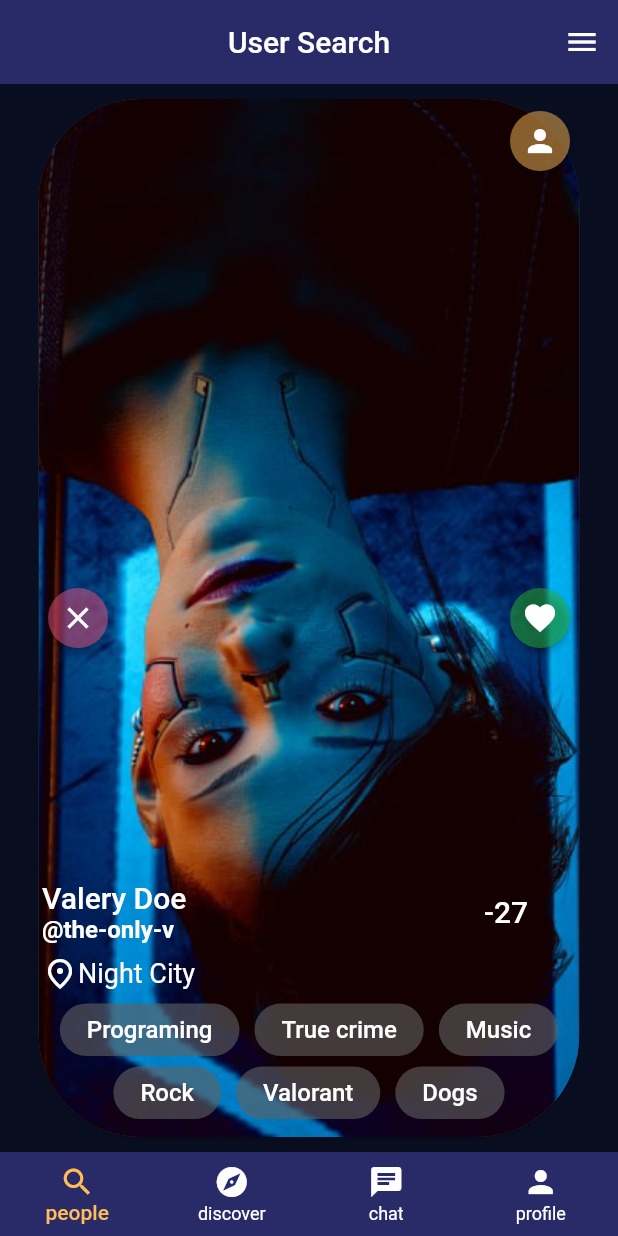
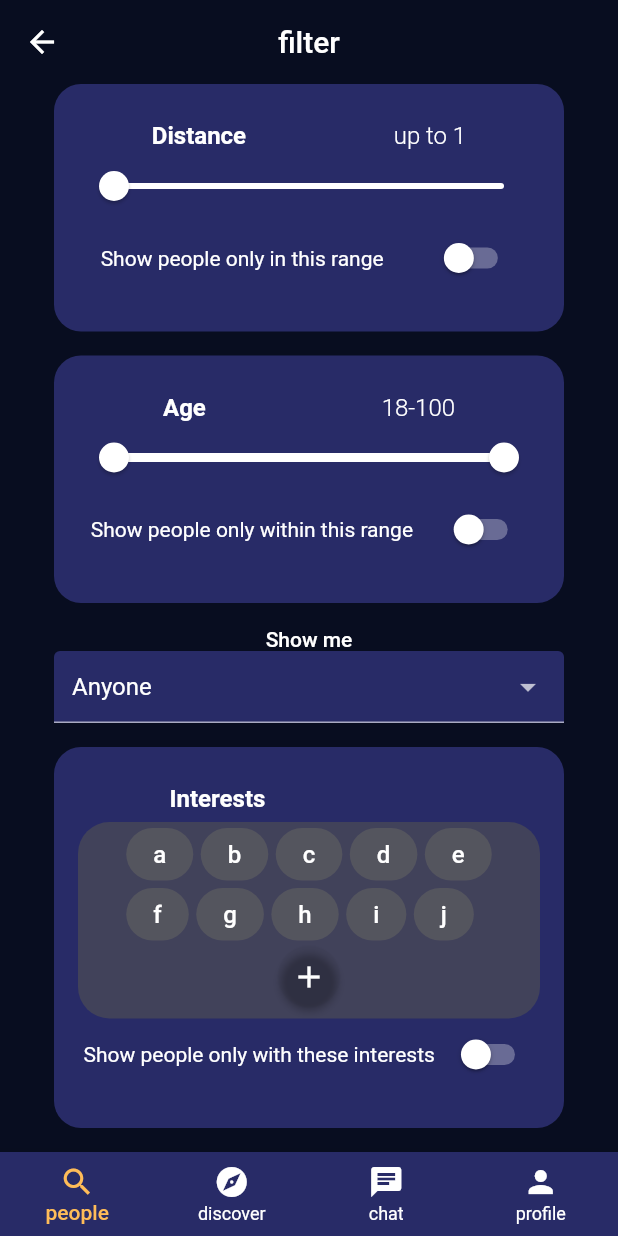
Before and after one commit to Maiter-Diploma-Work/maiter-mobile, a Flutter app: the AmicaScaffold screen opened by its route, after a tap on the "menu" icon, on a phone screen of 412 x 824 dp. Run offline on Flutter 3.47's test engine with Material 2 defaults, Android fonts, the phone set to English and light mode, and no system bars; our stand-ins replace carousel_slider, dotted_border, file_picker, go_router; accounts and stored records are empty; network calls fail.

Commit message:
feature: switch input feature: a controller for text input feature: routes for filters feature: the filter views feature: the interest_view component refactor: the interests component

```diff
--- a/lib/src/routes.dart
+++ b/lib/src/routes.dart
@@ -1,7 +1,3 @@
-import 'package:amica/src/screens/profile_view/profile_photo_edit_view/profile_photo_edit_view.dart';
-import 'package:amica/src/shared/inputs/amica_button.dart';
-import 'package:flutter/material.dart';
-import 'package:go_router/go_router.dart';
 import 'package:amica/src/data/valery_doe.dart';
 import 'package:amica/src/layouts/scaffold.dart';
 import 'package:amica/src/screens/auth/login/login.dart';
@@ -9,15 +5,19 @@ import 'package:amica/src/screens/auth/register/register.dart';
 import 'package:amica/src/screens/chat/chat-list.dart';
 import 'package:amica/src/screens/chat/chat.dart';
 import 'package:amica/src/screens/chat/chat_app_bar_title.dart';
+import 'package:amica/src/screens/filters/user_search_filter/user_search_filter.dart';
 import 'package:amica/src/screens/option_select_view/option_select_item.dart';
 import 'package:amica/src/screens/option_select_view/option_select_view.dart';
 import 'package:amica/src/screens/profile_view/profile_edit_view/profile_edit_view.dart';
+import 'package:amica/src/screens/profile_view/profile_photo_edit_view/profile_photo_edit_view.dart';
 import 'package:amica/src/screens/profile_view/profile_view.dart';
 import 'package:amica/src/screens/user_profile_detailed_view/user_profile_detailed.dart';
 import 'package:amica/src/screens/user_profile_view/user_profile_view.dart';
 import 'package:amica/src/screens/welcome_view/welcome_view.dart';
+import 'package:flutter/material.dart';
+import 'package:go_router/go_router.dart';
 
-//TODO: State management
+//TODO: State management?
 
 final searchUser = GoRoute(
   path: '/search/user',
@@ -31,7 +31,7 @@ final searchUser = GoRoute(
     actions: [
       IconButton(
         icon: const Icon(Icons.menu),
-        onPressed: () => {},
+        onPressed: () => context.go('/search/user/filter'),
       ),
     ],
   ),
@@ -50,8 +50,20 @@ final searchUser = GoRoute(
             icon: const Icon(Icons.menu),
             onPressed: () => {},
           ),
-          ]),
+        ],
       ),
+    ),
+    GoRoute(
+      path: 'filter',
+      builder: (context, state) => AmicaScaffold(
+        title: 'filter',
+        scaffoldBody: UserSearchFilter(
+          profile: ValeryDoe,
+        ),
+        selectedNavigationItemIndex: 0,
+        isDetailed: true,
+      ),
+    )
   ],
 );
 
@@ -91,9 +103,6 @@ final profile = GoRoute(
         selectedNavigationItemIndex: 3,
       ),
     ),
-    //TODO: remove the hardcode
-    // Is it even necessary? Maybe it can be configured with select input?
-    // Maybe the whoe /profile page can be drawn in another way?
     GoRoute(
       path: 'theme',
       builder: (context, state) => AmicaScaffold(
--- /dev/null
+++ b/lib/src/screens/filters/event_search_filter/event_search_filter.dart
@@ -0,0 +1,48 @@
+import 'package:amica/src/models/profiles/user_profile.dart';
+import 'package:amica/src/screens/filters/filter_card.dart';
+import 'package:amica/src/shared/gap.dart';
+import 'package:amica/src/shared/inputs/amica_select.dart';
+import 'package:flutter/material.dart';
+
+class UserSearchFilter extends StatelessWidget {
+  final UserProfile profile;
+
+  const UserSearchFilter({super.key, required this.profile});
+
+  @override
+  Widget build(BuildContext context) {
+    return Padding(
+      padding: const EdgeInsets.symmetric(horizontal: 36),
+      child: Form(
+        child: ListView(
+          shrinkWrap: false,
+          children: [
+            const AmicaFilterCard(
+              title: 'Distance',
+              valueTitle: 'up to',
+              enabledTitle: 'Show people only in this range',
+              max: 100,
+              min: 1,
+              typeOfInput: FilterInputs.slider,
+            ),
+            const Gap(verticalGap: 16, horizontalGap: 0),
+            const AmicaFilterCard(
+              title: 'Age',
+              valueTitle: '',
+              enabledTitle: 'Show people only within this range',
+              max: 100,
+              min: 18,
+              typeOfInput: FilterInputs.range,
+            ),
+            const Gap(verticalGap: 16, horizontalGap: 0),
+            AmicaSelect<String>(
+              initialValue: profile.lookingFor,
+              options: lookingFors.values,
+              fieldName: 'Show me events created by',
+            ),
+          ],
+        ),
+      ),
+    );
+  }
+}
--- /dev/null
+++ b/lib/src/screens/filters/filter_card.dart
@@ -0,0 +1,163 @@
+import 'package:amica/src/models/shared/interest.dart';
+import 'package:amica/src/screens/filters/interests_chip_list.dart';
+import 'package:amica/src/shared/card.dart';
+import 'package:amica/src/shared/inputs/amica_switch.dart';
+import 'package:flutter/material.dart';
+
+enum FilterInputs {
+  slider,
+  range,
+  interests,
+}
+
+class AmicaFilterCard extends StatefulWidget {
+  final String title;
+  final String valueTitle;
+  final String enabledTitle;
+  final double min;
+  final double max;
+  final FilterInputs typeOfInput;
+
+  const AmicaFilterCard({
+    super.key,
+    required this.title,
+    required this.min,
+    required this.max,
+    required this.enabledTitle,
+    required this.valueTitle,
+    required this.typeOfInput,
+  });
+
+  @override
+  State<AmicaFilterCard> createState() => _AmicaFilterCardState();
+}
+
+class _AmicaFilterCardState extends State<AmicaFilterCard> {
+  late double value = 1;
+  late RangeValues values = RangeValues(widget.min, widget.max);
+  late bool enabled = false;
+  late List<Interest> interests = [
+    Interest(id: 1, profileId: 1, name: 'a', category: 'b'),
+    Interest(id: 2, profileId: 1, name: 'b', category: 'b'),
+    Interest(id: 3, profileId: 1, name: 'c', category: 'b'),
+    Interest(id: 4, profileId: 1, name: 'd', category: 'b'),
+    Interest(id: 5, profileId: 1, name: 'e', category: 'b'),
+    Interest(id: 6, profileId: 1, name: 'f', category: 'b'),
+    Interest(id: 7, profileId: 1, name: 'g', category: 'b'),
+    Interest(id: 8, profileId: 1, name: 'h', category: 'b'),
+    Interest(id: 9, profileId: 1, name: 'i', category: 'b'),
+    Interest(id: 10, profileId: 1, name: 'j', category: 'b'),
+  ];
+
+  Widget get input {
+    switch (widget.typeOfInput) {
+      case FilterInputs.range:
+        return RangeSlider(
+          max: widget.max,
+          min: widget.min,
+          activeColor: Theme.of(context).colorScheme.onBackground,
+          inactiveColor: Theme.of(context).colorScheme.onBackground,
+          values: values,
+          onChanged: (values) {
+            setState(() {
+              this.values = values;
+            });
+          },
+        );
+      case FilterInputs.slider:
+        return Slider.adaptive(
+          value: value,
+          max: widget.max,
+          min: widget.min,
+          activeColor: Theme.of(context).colorScheme.onBackground,
+          thumbColor: Theme.of(context).colorScheme.onBackground,
+          inactiveColor: Theme.of(context).colorScheme.onBackground,
+          label: '$value',
+          onChanged: (value) {
+            setState(() {
+              this.value = value;
+            });
+          },
+        );
+      case FilterInputs.interests:
+        final TextEditingController controller = TextEditingController();
+        return Container(
+          constraints: BoxConstraints(
+            minHeight: 64,
+            maxHeight: 64 * 4,
+            minWidth: MediaQuery.of(context).size.width - (38 + 16),
+          ),
+          decoration: const BoxDecoration(
+            color: Color(0x99515151),
+            borderRadius: BorderRadius.all(
+              Radius.circular(21),
+            ),
+          ),
+          padding: const EdgeInsets.symmetric(
+            horizontal: 14,
+            vertical: 4,
+          ),
+          margin: const EdgeInsets.only(top: 6),
+          child: InterestsChipList(
+            interests: interests,
+            onUpdate: (interests) {
+              debugPrint('--> $controller.text}');
+              setState(() {
+                this.interests = interests;
+              });
+            },
+            newItemController: controller,
+          ),
+        );
+      default:
+        return Container();
+    }
+  }
+
+  String get valueTitle {
+    if (widget.typeOfInput == FilterInputs.range) {
+      return '${widget.valueTitle} ${values.start.floor()}-${values.end.floor()}';
+    } else if (widget.typeOfInput == FilterInputs.slider) {
+      return '${widget.valueTitle} ${value.floor()}';
+    }
+
+    return '';
+  }
+
+  @override
+  Widget build(BuildContext context) {
+    return AmicaCard(
+      child: Column(
+        children: [
+          Row(
+            mainAxisAlignment: MainAxisAlignment.spaceAround,
+            children: [
+              Text(
+                widget.title,
+                style: const TextStyle(
+                  fontSize: 16,
+                  fontWeight: FontWeight.w700,
+                ),
+              ),
+              Text(
+                valueTitle,
+                style: const TextStyle(
+                  fontSize: 16,
+                  fontWeight: FontWeight.w300,
+                ),
+              ),
+            ],
+          ),
+          input,
+          Row(
+            mainAxisAlignment: MainAxisAlignment.spaceAround,
+            children: [
+              Text(widget.enabledTitle),
+              const AmicaSwitch(),
+            ],
+          ),
+        ],
+      ),
+    );
+  }
+}
--- /dev/null
+++ b/lib/src/screens/filters/interests_chip_list.dart
@@ -0,0 +1,121 @@
+import 'package:amica/src/models/shared/interest.dart';
+import 'package:amica/src/shared/gap.dart';
+import 'package:amica/src/shared/inputs/amica_button.dart';
+import 'package:amica/src/shared/inputs/amica_round_icon_button.dart';
+import 'package:amica/src/shared/inputs/amica_text_form_input.dart';
+import 'package:amica/src/shared/interest_view.dart';
+import 'package:flutter/material.dart';
+
+typedef OnUpdate = void Function(List<Interest> interests);
+
+class InterestsChipList extends StatefulWidget {
+  final OnUpdate onUpdate;
+  final List<Interest> interests;
+  final TextEditingController newItemController;
+
+  const InterestsChipList({
+    super.key,
+    required this.onUpdate,
+    required this.interests,
+    required this.newItemController,
+  });
+
+  @override
+  State<InterestsChipList> createState() => _InterestsChipListState();
+}
+
+class _InterestsChipListState extends State<InterestsChipList> {
+  Widget listItemGenerator(Interest interest) {
+    List<Interest> newInterests = widget.interests
+        .where((element) => element.name != interest.name)
+        .toList();
+
+    return InterestView(
+      interest: interest,
+      onTap: (element) => widget.onUpdate(newInterests),
+    );
+  }
+
+  Future<String?> _dialogBuilder(BuildContext context) {
+    return showDialog<String>(
+      context: context,
+      builder: (context) {
+        return AlertDialog(
+          backgroundColor: Theme.of(context).colorScheme.primary,
+          shape: RoundedRectangleBorder(
+            borderRadius: BorderRadius.all(
+              Radius.circular(21),
+            ),
+          ),
+          content: Container(
+            width: MediaQuery.of(context).size.width - 64,
+            padding: EdgeInsets.symmetric(
+              horizontal: 16,
+              vertical: 8,
+            ),
+            child: Column(
+              mainAxisSize: MainAxisSize.min,
+              children: [
+                AmicaTextFormInput(
+                  fieldName: 'Your next interest',
+                  hintText: 'sport?',
+                  controller: widget.newItemController,
+                ),
+                Gap(verticalGap: 16, horizontalGap: 0),
+                AmicaButton(
+                  color: Theme.of(context).colorScheme.secondary,
+                  onPressed: () {
+                    widget.onUpdate(
+                      [
+                        ...widget.interests,
+                        Interest(
+                          id: widget.interests.lastIndexWhere((element) =>
+                                  element.id >= widget.interests.length) +
+                              1,
+                          profileId: 1,
+                          category: '',
+                          name: widget.newItemController.text,
+                        ),
+                      ],
+                    );
+                    Navigator.of(context).pop(widget.newItemController.text);
+                  },
+                  text: 'Confirm',
+                ),
+              ],
+            ),
+          ),
+        );
+      },
+    );
+  }
+
+  @override
+  void dispose() {
+    super.dispose();
+    widget.newItemController.dispose();
+  }
+
+  @override
+  Widget build(BuildContext context) {
+    return Column(
+      mainAxisSize: MainAxisSize.min,
+      children: [
+        Wrap(
+          spacing: 5,
+          runSpacing: 5,
+          children: List.from(
+            widget.interests.map(
+              (Interest e) => listItemGenerator(e),
+            ),
+          ),
+        ),
+        AmicaRoundIconButton(
+          onTap: () => _dialogBuilder(context),
+          icon: Icon(Icons.add),
+          fillColor: Colors.transparent,
+        ),
+      ],
+    );
+  }
+}
--- /dev/null
+++ b/lib/src/screens/filters/user_search_filter/user_search_filter.dart
@@ -0,0 +1,57 @@
+import 'package:amica/src/models/profiles/user_profile.dart';
+import 'package:amica/src/screens/filters/filter_card.dart';
+import 'package:amica/src/shared/gap.dart';
+import 'package:amica/src/shared/inputs/amica_select.dart';
+import 'package:flutter/material.dart';
+
+class UserSearchFilter extends StatelessWidget {
+  final UserProfile profile;
+
+  const UserSearchFilter({super.key, required this.profile});
+
+  @override
+  Widget build(BuildContext context) {
+    return Padding(
+      padding: const EdgeInsets.symmetric(horizontal: 36),
+      child: Form(
+        child: ListView(
+          shrinkWrap: false,
+          children: [
+            const AmicaFilterCard(
+              title: 'Distance',
+              valueTitle: 'up to',
+              enabledTitle: 'Show people only in this range',
+              max: 100,
+              min: 1,
+              typeOfInput: FilterInputs.slider,
+            ),
+            const Gap(verticalGap: 16, horizontalGap: 0),
+            const AmicaFilterCard(
+              title: 'Age',
+              valueTitle: '',
+              enabledTitle: 'Show people only within this range',
+              max: 100,
+              min: 18,
+              typeOfInput: FilterInputs.range,
+            ),
+            const Gap(verticalGap: 16, horizontalGap: 0),
+            AmicaSelect<String>(
+              initialValue: profile.lookingFor,
+              options: lookingFors.values,
+              fieldName: 'Show me',
+            ),
+            const Gap(verticalGap: 16, horizontalGap: 0),
+            const AmicaFilterCard(
+              title: 'Interests',
+              valueTitle: '',
+              enabledTitle: 'Show people only with these interests',
+              max: 100,
+              min: 18,
+              typeOfInput: FilterInputs.interests,
+            ),
+          ],
+        ),
+      ),
+    );
+  }
+}
--- a/lib/src/screens/self_profile_short/self_profile_short_view.dart
+++ b/lib/src/screens/self_profile_short/self_profile_short_view.dart
@@ -44,7 +44,7 @@ class _SelfProfileShortViewState extends State<SelfProfileShortView> {
           Expanded(
             child: UserProfileName(
               name: widget.profile.name,
-              birthdate: widget.profile.age,
+              birthdate: widget.profile.birthDate,
               tag: widget.profile.tag,
             ),
           ),
--- /dev/null
+++ b/lib/src/shared/card.dart
@@ -0,0 +1,23 @@
+import 'package:flutter/material.dart';
+
+class AmicaCard extends StatelessWidget {
+  final Widget child;
+  const AmicaCard({super.key, required this.child});
+
+  @override
+  Widget build(BuildContext context) {
+    return Container(
+      decoration: BoxDecoration(
+        borderRadius: BorderRadius.circular(18),
+        color: Theme.of(context).colorScheme.primary,
+      ),
+      child: Padding(
+        padding: const EdgeInsets.symmetric(
+          horizontal: 16,
+          vertical: 25,
+        ),
+        child: child,
+      ),
+    );
+  }
+}
--- /dev/null
+++ b/lib/src/shared/inputs/amica_switch.dart
@@ -0,0 +1,51 @@
+import 'package:flutter/material.dart';
+
+class AmicaSwitch extends StatefulWidget {
+  const AmicaSwitch({super.key});
+
+  @override
+  State<AmicaSwitch> createState() => _AmicaSwitchState();
+}
+
+class _AmicaSwitchState extends State<AmicaSwitch> {
+  bool checked = false;
+
+  @override
+  Widget build(BuildContext context) {
+    final MaterialStateProperty<Color?> trackColor =
+        MaterialStateProperty.resolveWith<Color?>(
+      (Set<MaterialState> states) {
+        if (states.contains(MaterialState.selected)) {
+          return Colors.amber;
+        }
+        return null;
+      },
+    );
+
+    final MaterialStateProperty<Color?> overlayColor =
+        MaterialStateProperty.resolveWith<Color?>(
+      (Set<MaterialState> states) {
+        // Material color when switch is selected.
+        if (states.contains(MaterialState.selected)) {
+          return Colors.amber.withOpacity(0.54);
+        }
+        if (states.contains(MaterialState.disabled)) {
+          return Colors.grey.shade400;
+        }
+        return null;
+      },
+    );
+
+    return Switch(
+      value: checked,
+      overlayColor: overlayColor,
+      trackColor: trackColor,
+      thumbColor: const MaterialStatePropertyAll<Color>(Colors.white),
+      onChanged: (bool value) {
+        setState(() {
+          checked = value;
+        });
+      },
+    );
+  }
+}
--- a/lib/src/shared/inputs/amica_text_form_input.dart
+++ b/lib/src/shared/inputs/amica_text_form_input.dart
@@ -7,6 +7,7 @@ class AmicaTextFormInput extends StatelessWidget {
   final EdgeInsets? padding;
   final int? maxLines;
   final TextInputType? textInputType;
+  final TextEditingController? controller;
   final bool? isExpanded;
 
   const AmicaTextFormInput({
@@ -17,6 +18,7 @@ class AmicaTextFormInput extends StatelessWidget {
     this.maxLines,
     this.initialValue,
     this.textInputType,
+    this.controller,
   }) : isExpanded = false;
 
   const AmicaTextFormInput.expanded({
@@ -27,6 +29,7 @@ class AmicaTextFormInput extends StatelessWidget {
     this.maxLines,
     this.initialValue,
     this.textInputType,
+    this.controller,
   }) : isExpanded = true;
 
   Widget get input {
@@ -52,6 +55,7 @@ class AmicaTextFormInput extends StatelessWidget {
         fontSize: 16,
         fontWeight: FontWeight.w600,
       ),
+      controller: controller,
       textAlign: TextAlign.center,
     );
 
--- /dev/null
+++ b/lib/src/shared/interest_view.dart
@@ -0,0 +1,50 @@
+import 'package:amica/src/models/shared/interest.dart';
+import 'package:flutter/material.dart';
+
+typedef OnTap = void Function(Interest element);
+
+class InterestView extends StatefulWidget {
+  final Interest interest;
+  final OnTap? onTap;
+
+  const InterestView({
+    super.key,
+    required this.interest,
+    this.onTap,
+  });
+
+  @override
+  State<InterestView> createState() => _InterestViewState();
+}
+
+class _InterestViewState extends State<InterestView> {
+  BoxDecoration boxDecoration = const BoxDecoration(
+    borderRadius: BorderRadius.all(
+      Radius.circular(30.0),
+    ),
+    color: Color(0x99616161),
+  );
+
+  Widget interestTextGenerator() {
+    return Text(
+      widget.interest.name,
+      style: const TextStyle(
+        color: Colors.white,
+        fontSize: 16.0,
+        fontWeight: FontWeight.w500,
+      ),
+    );
+  }
+
+  @override
+  Widget build(BuildContext context) {
+    return GestureDetector(
+      onTap: () => widget.onTap != null ? widget.onTap!(widget.interest) : null,
+      child: Container(
+        padding: const EdgeInsets.symmetric(vertical: 8.0, horizontal: 18.0),
+        decoration: boxDecoration,
+        child: interestTextGenerator(),
+      ),
+    );
+  }
+}
--- a/lib/src/shared/profile/interests.dart
+++ b/lib/src/shared/profile/interests.dart
@@ -1,3 +1,4 @@
+import 'package:amica/src/shared/interest_view.dart';
 import 'package:flutter/material.dart';
 
 import '../../models/shared/interest.dart';
@@ -17,35 +18,6 @@ class Interests extends StatefulWidget {
 }
 
 class _InterestsState extends State<Interests> {
-  BoxDecoration boxDecoration = const BoxDecoration(
-    borderRadius: BorderRadius.all(
-      Radius.circular(30.0),
-    ),
-    color: Color(0x99616161),
-  );
-
-  Widget interestTextGenerator(int index) {
-    return Text(
-      widget.interests[index].name,
-      style: const TextStyle(
-        color: Colors.white,
-        fontSize: 16.0,
-        fontWeight: FontWeight.w500,
-      ),
-    );
-  }
-
-  List<Widget> listGenerator() {
-    return List.generate(
-      widget.displayAmount ?? widget.interests.length,
-      (index) => Container(
-        padding: const EdgeInsets.symmetric(vertical: 8.0, horizontal: 18.0),
-        decoration: boxDecoration,
-        child: interestTextGenerator(index),
-      ),
-    );
-  }
-
   @override
   Widget build(BuildContext context) {
     return Wrap(
@@ -55,7 +27,12 @@ class _InterestsState extends State<Interests> {
       spacing: 10,
       // alignment: WrapAlignment.spaceBetween,
       // runAlignment: WrapAlignment.spaceBetween,
-      children: listGenerator(),
+      children: List.generate(
+        widget.displayAmount ?? widget.interests.length,
+        (index) => InterestView(
+          interest: widget.interests[index],
+        ),
+      ),
     );
   }
 }
```
Also changed, not shown: pubspec.lock. Lines whose indentation alone changed are shown as unchanged.
